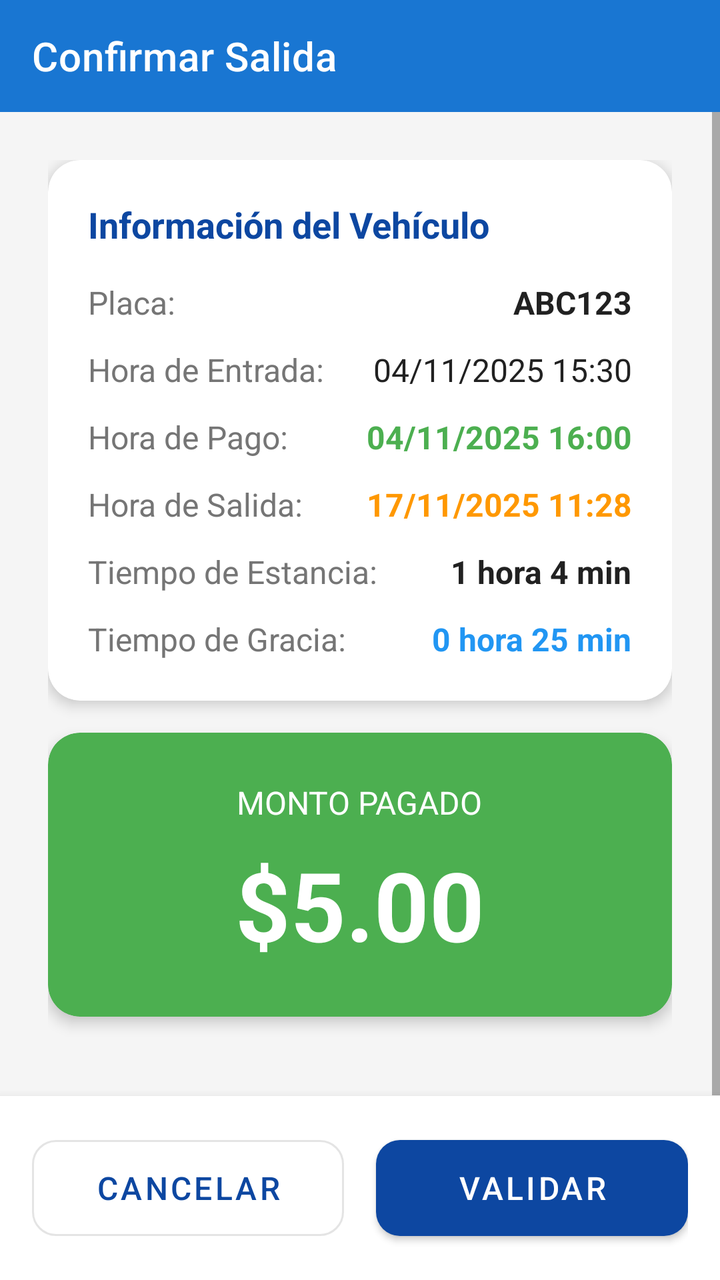
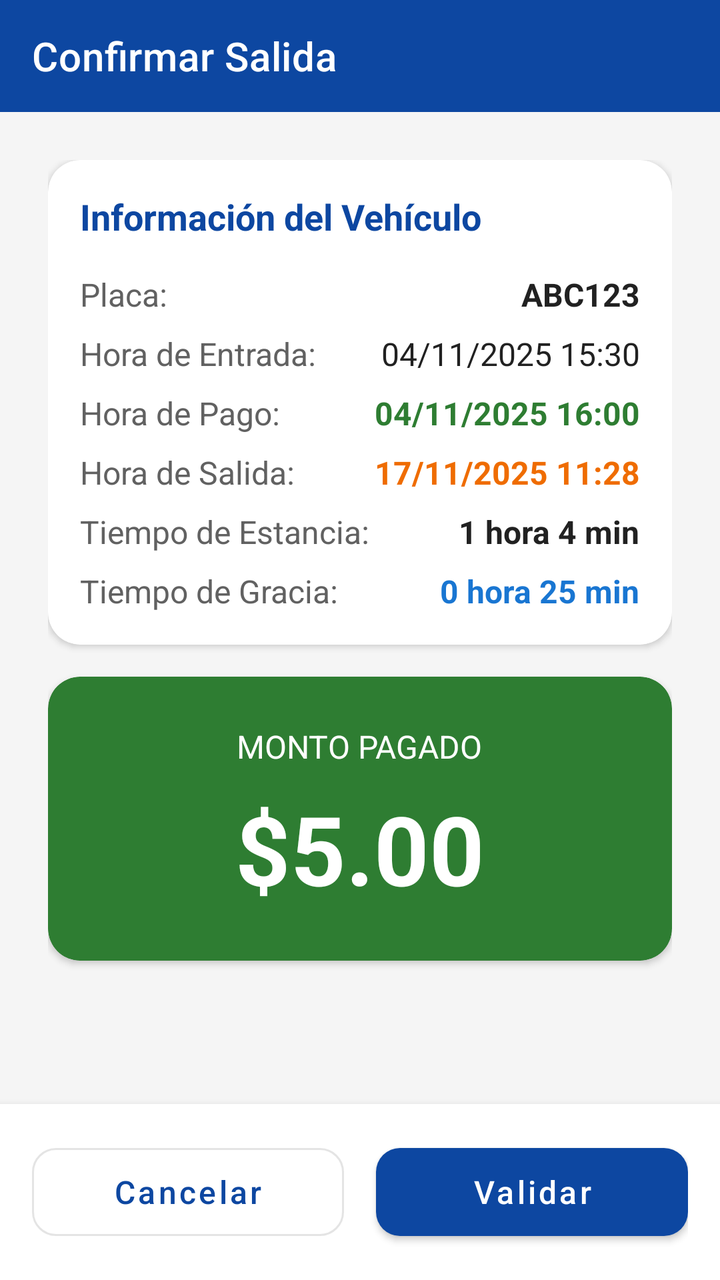

An Android layout rendered at two revisions. The XML below is the earlier revision; the diff shows what the commit changed to produce the second picture.
<!-- AndroidManifest.xml: application theme Theme.ParqueoIoT -->
<!-- res/layout/activity_salida_confirmacion.xml -->
<?xml version="1.0" encoding="utf-8"?>
<LinearLayout xmlns:android="http://schemas.android.com/apk/res/android"
    xmlns:app="http://schemas.android.com/apk/res-auto"
    android:layout_width="match_parent"
    android:layout_height="match_parent"
    android:background="#F5F5F5"
    android:orientation="vertical">

    <com.google.android.material.appbar.AppBarLayout
        android:layout_width="match_parent"
        android:layout_height="wrap_content">

        <androidx.appcompat.widget.Toolbar
            android:id="@+id/toolbar"
            android:layout_width="match_parent"
            android:layout_height="?attr/actionBarSize"
            android:background="#1976D2"
            app:title="Confirmar Salida"
            app:titleTextColor="@android:color/white" />
    </com.google.android.material.appbar.AppBarLayout>

    <ScrollView
        android:layout_width="match_parent"
        android:layout_height="0dp"
        android:layout_weight="1"
        android:fillViewport="true">

        <LinearLayout
            android:layout_width="match_parent"
            android:layout_height="wrap_content"
            android:orientation="vertical"
            android:padding="24dp">

            
            <com.google.android.material.card.MaterialCardView
                android:layout_width="match_parent"
                android:layout_height="wrap_content"
                android:layout_marginBottom="16dp"
                app:cardCornerRadius="16dp"
                app:cardElevation="4dp">

                <LinearLayout
                    android:layout_width="match_parent"
                    android:layout_height="wrap_content"
                    android:orientation="vertical"
                    android:padding="20dp">

                    <TextView
                        android:layout_width="wrap_content"
                        android:layout_height="wrap_content"
                        android:layout_marginBottom="16dp"
                        android:text="Información del Vehículo"
                        android:textColor="#0D47A1"
                        android:textSize="18sp"
                        android:textStyle="bold" />

                    
                    <LinearLayout
                        android:layout_width="match_parent"
                        android:layout_height="wrap_content"
                        android:layout_marginBottom="12dp"
                        android:orientation="horizontal">

                        <TextView
                            android:layout_width="0dp"
                            android:layout_height="wrap_content"
                            android:layout_weight="1"
                            android:text="Placa:"
                            android:textColor="#757575"
                            android:textSize="16sp" />

                        <TextView
                            android:id="@+id/tvPlaca"
                            android:layout_width="wrap_content"
                            android:layout_height="wrap_content"
                            android:text="ABC123"
                            android:textColor="#212121"
                            android:textSize="16sp"
                            android:textStyle="bold" />
                    </LinearLayout>

                    
                    <LinearLayout
                        android:layout_width="match_parent"
                        android:layout_height="wrap_content"
                        android:layout_marginBottom="12dp"
                        android:orientation="horizontal">

                        <TextView
                            android:layout_width="0dp"
                            android:layout_height="wrap_content"
                            android:layout_weight="1"
                            android:text="Hora de Entrada:"
                            android:textColor="#757575"
                            android:textSize="16sp" />

                        <TextView
                            android:id="@+id/tvFechaEntrada"
                            android:layout_width="wrap_content"
                            android:layout_height="wrap_content"
                            android:text="04/11/2025 15:30"
                            android:textColor="#212121"
                            android:textSize="16sp" />
                    </LinearLayout>

                    
                    <LinearLayout
                        android:layout_width="match_parent"
                        android:layout_height="wrap_content"
                        android:layout_marginBottom="12dp"
                        android:orientation="horizontal">

                        <TextView
                            android:layout_width="0dp"
                            android:layout_height="wrap_content"
                            android:layout_weight="1"
                            android:text="Hora de Pago:"
                            android:textColor="#757575"
                            android:textSize="16sp" />

                        <TextView
                            android:id="@+id/tvHoraPago"
                            android:layout_width="wrap_content"
                            android:layout_height="wrap_content"
                            android:text="04/11/2025 16:00"
                            android:textColor="#4CAF50"
                            android:textSize="16sp"
                            android:textStyle="bold" />
                    </LinearLayout>

                    
                    <LinearLayout
                        android:layout_width="match_parent"
                        android:layout_height="wrap_content"
                        android:layout_marginBottom="12dp"
                        android:orientation="horizontal">

                        <TextView
                            android:layout_width="0dp"
                            android:layout_height="wrap_content"
                            android:layout_weight="1"
                            android:text="Hora de Salida:"
                            android:textColor="#757575"
                            android:textSize="16sp" />

                        <TextView
                            android:id="@+id/tvHoraSalida"
                            android:layout_width="wrap_content"
                            android:layout_height="wrap_content"
                            android:text="17/11/2025 11:28"
                            android:textColor="#FF9800"
                            android:textSize="16sp"
                            android:textStyle="bold" />
                    </LinearLayout>

                    
                    <LinearLayout
                        android:layout_width="match_parent"
                        android:layout_height="wrap_content"
                        android:layout_marginBottom="12dp"
                        android:orientation="horizontal">

                        <TextView
                            android:layout_width="0dp"
                            android:layout_height="wrap_content"
                            android:layout_weight="1"
                            android:text="Tiempo de Estancia:"
                            android:textColor="#757575"
                            android:textSize="16sp" />

                        <TextView
                            android:id="@+id/tvTiempoEstancia"
                            android:layout_width="wrap_content"
                            android:layout_height="wrap_content"
                            android:text="1 hora 4 min"
                            android:textColor="#212121"
                            android:textSize="16sp"
                            android:textStyle="bold" />
                    </LinearLayout>

                    
                    <LinearLayout
                        android:layout_width="match_parent"
                        android:layout_height="wrap_content"
                        android:orientation="horizontal">

                        <TextView
                            android:layout_width="0dp"
                            android:layout_height="wrap_content"
                            android:layout_weight="1"
                            android:text="Tiempo de Gracia:"
                            android:textColor="#757575"
                            android:textSize="16sp" />

                        <TextView
                            android:id="@+id/tvTiempoGracia"
                            android:layout_width="wrap_content"
                            android:layout_height="wrap_content"
                            android:text="0 hora 25 min"
                            android:textColor="#2196F3"
                            android:textSize="16sp"
                            android:textStyle="bold" />
                    </LinearLayout>

                </LinearLayout>
            </com.google.android.material.card.MaterialCardView>

            
            <com.google.android.material.card.MaterialCardView
                android:id="@+id/cardMonto"
                android:layout_width="match_parent"
                android:layout_height="wrap_content"
                android:layout_marginBottom="16dp"
                app:cardBackgroundColor="#4CAF50"
                app:cardCornerRadius="16dp"
                app:cardElevation="4dp">

                <LinearLayout
                    android:layout_width="match_parent"
                    android:layout_height="wrap_content"
                    android:gravity="center"
                    android:orientation="vertical"
                    android:padding="24dp">

                    <TextView
                        android:id="@+id/tvTituloMonto"
                        android:layout_width="wrap_content"
                        android:layout_height="wrap_content"
                        android:layout_marginBottom="8dp"
                        android:text="MONTO PAGADO"
                        android:textColor="@android:color/white"
                        android:textSize="16sp" />

                    <TextView
                        android:id="@+id/tvMonto"
                        android:layout_width="wrap_content"
                        android:layout_height="wrap_content"
                        android:text="$5.00"
                        android:textColor="@android:color/white"
                        android:textSize="48sp"
                        android:textStyle="bold" />
                </LinearLayout>
            </com.google.android.material.card.MaterialCardView>

            
            <TextView
                android:id="@+id/tvMensajeEstado"
                android:layout_width="match_parent"
                android:layout_height="wrap_content"
                android:layout_marginBottom="16dp"
                android:padding="16dp"
                android:text="✓ Proceda a validar la salida"
                android:textAlignment="center"
                android:textColor="@android:color/holo_blue_dark"
                android:textSize="16sp"
                android:textStyle="bold"
                android:visibility="gone" />

        </LinearLayout>
    </ScrollView>

    
    <LinearLayout
        android:layout_width="match_parent"
        android:layout_height="wrap_content"
        android:background="@android:color/white"
        android:elevation="8dp"
        android:orientation="horizontal"
        android:padding="16dp">

        <com.google.android.material.button.MaterialButton
            android:id="@+id/btnCancelar"
            style="@style/Widget.MaterialComponents.Button.OutlinedButton"
            android:layout_width="0dp"
            android:layout_height="60dp"
            android:layout_marginEnd="8dp"
            android:layout_weight="1"
            android:text="Cancelar"
            android:textSize="16sp"
            app:cornerRadius="12dp" />

        <com.google.android.material.button.MaterialButton
            android:id="@+id/btnConfirmar"
            android:layout_width="0dp"
            android:layout_height="60dp"
            android:layout_marginStart="8dp"
            android:layout_weight="1"
            android:text="VALIDAR"
            android:textSize="16sp"
            app:cornerRadius="12dp" />
    </LinearLayout>
</LinearLayout>
<!-- resources referenced by this layout -->
<resources>
  <style name="Theme.ParqueoIoT" parent="Theme.MaterialComponents.Light.NoActionBar">
          <item name="colorPrimary">@color/brand_primary</item>
          <item name="colorPrimaryVariant">@color/brand_primary_dark</item>
          <item name="colorOnPrimary">@color/on_primary</item>
  
          <item name="colorSecondary">@color/brand_primary_light</item>
          <item name="colorSecondaryVariant">@color/brand_primary</item>
          <item name="colorOnSecondary">@color/on_primary</item>
  
          <item name="android:colorBackground">@color/surface_background</item>
          <item name="colorSurface">@color/surface_card</item>
          <item name="colorOnSurface">@color/text_primary</item>
          <item name="colorError">@color/status_danger</item>
  
          <item name="android:statusBarColor">@color/brand_primary_dark</item>
      </style>
  <color name="brand_primary">#0D47A1</color>
  <color name="brand_primary_dark">#09315F</color>
  <color name="on_primary">#FFFFFF</color>
  <color name="brand_primary_light">#1976D2</color>
  <color name="surface_background">#F5F5F5</color>
  <color name="surface_card">#FFFFFF</color>
  <color name="text_primary">#212121</color>
  <color name="status_danger">#C62828</color>
</resources>

<!-- the commit's change to res/layout/activity_salida_confirmacion.xml (unified diff, before → after) -->
@@ -3,7 +3,7 @@
     xmlns:app="http://schemas.android.com/apk/res-auto"
     android:layout_width="match_parent"
     android:layout_height="match_parent"
-    android:background="#F5F5F5"
+    android:background="@color/surface_background"
     android:orientation="vertical">
 
     <com.google.android.material.appbar.AppBarLayout
@@ -14,9 +14,9 @@
             android:id="@+id/toolbar"
             android:layout_width="match_parent"
             android:layout_height="?attr/actionBarSize"
-            android:background="#1976D2"
+            android:background="@color/brand_primary"
             app:title="Confirmar Salida"
-            app:titleTextColor="@android:color/white" />
+            app:titleTextColor="@color/text_on_primary" />
     </com.google.android.material.appbar.AppBarLayout>
 
     <ScrollView
@@ -29,36 +29,35 @@
             android:layout_width="match_parent"
             android:layout_height="wrap_content"
             android:orientation="vertical"
-            android:padding="24dp">
+            android:padding="@dimen/space_lg">
 
             
             <com.google.android.material.card.MaterialCardView
                 android:layout_width="match_parent"
                 android:layout_height="wrap_content"
-                android:layout_marginBottom="16dp"
-                app:cardCornerRadius="16dp"
-                app:cardElevation="4dp">
+                android:layout_marginBottom="@dimen/space_md"
+                app:cardCornerRadius="@dimen/radius_lg"
+                app:cardElevation="@dimen/elevation_card">
 
                 <LinearLayout
                     android:layout_width="match_parent"
                     android:layout_height="wrap_content"
                     android:orientation="vertical"
-                    android:padding="20dp">
+                    android:padding="@dimen/space_md">
 
                     <TextView
                         android:layout_width="wrap_content"
                         android:layout_height="wrap_content"
-                        android:layout_marginBottom="16dp"
+                        android:layout_marginBottom="@dimen/space_md"
                         android:text="Información del Vehículo"
-                        android:textColor="#0D47A1"
+                        android:textColor="@color/brand_primary"
                         android:textSize="18sp"
                         android:textStyle="bold" />
 
-                    
-                    <LinearLayout
-                        android:layout_width="match_parent"
-                        android:layout_height="wrap_content"
-                        android:layout_marginBottom="12dp"
+                    <LinearLayout
+                        android:layout_width="match_parent"
+                        android:layout_height="wrap_content"
+                        android:layout_marginBottom="@dimen/space_sm"
                         android:orientation="horizontal">
 
                         <TextView
@@ -66,7 +65,7 @@
                             android:layout_height="wrap_content"
                             android:layout_weight="1"
                             android:text="Placa:"
-                            android:textColor="#757575"
+                            android:textColor="@color/text_secondary"
                             android:textSize="16sp" />
 
                         <TextView
@@ -74,16 +73,15 @@
                             android:layout_width="wrap_content"
                             android:layout_height="wrap_content"
                             android:text="ABC123"
-                            android:textColor="#212121"
-                            android:textSize="16sp"
-                            android:textStyle="bold" />
-                    </LinearLayout>
-
-                    
-                    <LinearLayout
-                        android:layout_width="match_parent"
-                        android:layout_height="wrap_content"
-                        android:layout_marginBottom="12dp"
+                            android:textColor="@color/text_primary"
+                            android:textSize="16sp"
+                            android:textStyle="bold" />
+                    </LinearLayout>
+
+                    <LinearLayout
+                        android:layout_width="match_parent"
+                        android:layout_height="wrap_content"
+                        android:layout_marginBottom="@dimen/space_sm"
                         android:orientation="horizontal">
 
                         <TextView
@@ -91,7 +89,7 @@
                             android:layout_height="wrap_content"
                             android:layout_weight="1"
                             android:text="Hora de Entrada:"
-                            android:textColor="#757575"
+                            android:textColor="@color/text_secondary"
                             android:textSize="16sp" />
 
                         <TextView
@@ -99,15 +97,14 @@
                             android:layout_width="wrap_content"
                             android:layout_height="wrap_content"
                             android:text="04/11/2025 15:30"
-                            android:textColor="#212121"
-                            android:textSize="16sp" />
-                    </LinearLayout>
-
-                    
-                    <LinearLayout
-                        android:layout_width="match_parent"
-                        android:layout_height="wrap_content"
-                        android:layout_marginBottom="12dp"
+                            android:textColor="@color/text_primary"
+                            android:textSize="16sp" />
+                    </LinearLayout>
+
+                    <LinearLayout
+                        android:layout_width="match_parent"
+                        android:layout_height="wrap_content"
+                        android:layout_marginBottom="@dimen/space_sm"
                         android:orientation="horizontal">
 
                         <TextView
@@ -115,7 +112,7 @@
                             android:layout_height="wrap_content"
                             android:layout_weight="1"
                             android:text="Hora de Pago:"
-                            android:textColor="#757575"
+                            android:textColor="@color/text_secondary"
                             android:textSize="16sp" />
 
                         <TextView
@@ -123,16 +120,15 @@
                             android:layout_width="wrap_content"
                             android:layout_height="wrap_content"
                             android:text="04/11/2025 16:00"
-                            android:textColor="#4CAF50"
-                            android:textSize="16sp"
-                            android:textStyle="bold" />
-                    </LinearLayout>
-
-                    
-                    <LinearLayout
-                        android:layout_width="match_parent"
-                        android:layout_height="wrap_content"
-                        android:layout_marginBottom="12dp"
+                            android:textColor="@color/status_success"
+                            android:textSize="16sp"
+                            android:textStyle="bold" />
+                    </LinearLayout>
+
+                    <LinearLayout
+                        android:layout_width="match_parent"
+                        android:layout_height="wrap_content"
+                        android:layout_marginBottom="@dimen/space_sm"
                         android:orientation="horizontal">
 
                         <TextView
@@ -140,7 +136,7 @@
                             android:layout_height="wrap_content"
                             android:layout_weight="1"
                             android:text="Hora de Salida:"
-                            android:textColor="#757575"
+                            android:textColor="@color/text_secondary"
                             android:textSize="16sp" />
 
                         <TextView
@@ -148,16 +144,15 @@
                             android:layout_width="wrap_content"
                             android:layout_height="wrap_content"
                             android:text="17/11/2025 11:28"
-                            android:textColor="#FF9800"
-                            android:textSize="16sp"
-                            android:textStyle="bold" />
-                    </LinearLayout>
-
-                    
-                    <LinearLayout
-                        android:layout_width="match_parent"
-                        android:layout_height="wrap_content"
-                        android:layout_marginBottom="12dp"
+                            android:textColor="@color/status_warning"
+                            android:textSize="16sp"
+                            android:textStyle="bold" />
+                    </LinearLayout>
+
+                    <LinearLayout
+                        android:layout_width="match_parent"
+                        android:layout_height="wrap_content"
+                        android:layout_marginBottom="@dimen/space_sm"
                         android:orientation="horizontal">
 
                         <TextView
@@ -165,7 +160,7 @@
                             android:layout_height="wrap_content"
                             android:layout_weight="1"
                             android:text="Tiempo de Estancia:"
-                            android:textColor="#757575"
+                            android:textColor="@color/text_secondary"
                             android:textSize="16sp" />
 
                         <TextView
@@ -173,12 +168,11 @@
                             android:layout_width="wrap_content"
                             android:layout_height="wrap_content"
                             android:text="1 hora 4 min"
-                            android:textColor="#212121"
-                            android:textSize="16sp"
-                            android:textStyle="bold" />
-                    </LinearLayout>
-
-                    
+                            android:textColor="@color/text_primary"
+                            android:textSize="16sp"
+                            android:textStyle="bold" />
+                    </LinearLayout>
+
                     <LinearLayout
                         android:layout_width="match_parent"
                         android:layout_height="wrap_content"
@@ -189,7 +183,7 @@
                             android:layout_height="wrap_content"
                             android:layout_weight="1"
                             android:text="Tiempo de Gracia:"
-                            android:textColor="#757575"
+                            android:textColor="@color/text_secondary"
                             android:textSize="16sp" />
 
                         <TextView
@@ -197,7 +191,7 @@
                             android:layout_width="wrap_content"
                             android:layout_height="wrap_content"
                             android:text="0 hora 25 min"
-                            android:textColor="#2196F3"
+                            android:textColor="@color/brand_primary_light"
                             android:textSize="16sp"
                             android:textStyle="bold" />
                     </LinearLayout>
@@ -210,25 +204,25 @@
                 android:id="@+id/cardMonto"
                 android:layout_width="match_parent"
                 android:layout_height="wrap_content"
-                android:layout_marginBottom="16dp"
-                app:cardBackgroundColor="#4CAF50"
-                app:cardCornerRadius="16dp"
-                app:cardElevation="4dp">
+                android:layout_marginBottom="@dimen/space_md"
+                app:cardBackgroundColor="@color/status_success"
+                app:cardCornerRadius="@dimen/radius_lg"
+                app:cardElevation="@dimen/elevation_card">
 
                 <LinearLayout
                     android:layout_width="match_parent"
                     android:layout_height="wrap_content"
                     android:gravity="center"
                     android:orientation="vertical"
-                    android:padding="24dp">
+                    android:padding="@dimen/space_lg">
 
                     <TextView
                         android:id="@+id/tvTituloMonto"
                         android:layout_width="wrap_content"
                         android:layout_height="wrap_content"
-                        android:layout_marginBottom="8dp"
+                        android:layout_marginBottom="@dimen/space_sm"
                         android:text="MONTO PAGADO"
-                        android:textColor="@android:color/white"
+                        android:textColor="@color/text_on_primary"
                         android:textSize="16sp" />
 
                     <TextView
@@ -236,7 +230,7 @@
                         android:layout_width="wrap_content"
                         android:layout_height="wrap_content"
                         android:text="$5.00"
-                        android:textColor="@android:color/white"
+                        android:textColor="@color/text_on_primary"
                         android:textSize="48sp"
                         android:textStyle="bold" />
                 </LinearLayout>
@@ -247,11 +241,11 @@
                 android:id="@+id/tvMensajeEstado"
                 android:layout_width="match_parent"
                 android:layout_height="wrap_content"
-                android:layout_marginBottom="16dp"
-                android:padding="16dp"
+                android:layout_marginBottom="@dimen/space_md"
+                android:padding="@dimen/space_md"
                 android:text="✓ Proceda a validar la salida"
                 android:textAlignment="center"
-                android:textColor="@android:color/holo_blue_dark"
+                android:textColor="@color/brand_primary"
                 android:textSize="16sp"
                 android:textStyle="bold"
                 android:visibility="gone" />
@@ -263,30 +257,32 @@
     <LinearLayout
         android:layout_width="match_parent"
         android:layout_height="wrap_content"
-        android:background="@android:color/white"
-        android:elevation="8dp"
+        android:background="@color/surface_card"
+        android:elevation="@dimen/elevation_card_raised"
         android:orientation="horizontal"
-        android:padding="16dp">
+        android:padding="@dimen/space_md">
 
         <com.google.android.material.button.MaterialButton
             android:id="@+id/btnCancelar"
             style="@style/Widget.MaterialComponents.Button.OutlinedButton"
             android:layout_width="0dp"
-            android:layout_height="60dp"
-            android:layout_marginEnd="8dp"
+            android:layout_height="56dp"
+            android:layout_marginEnd="@dimen/space_sm"
             android:layout_weight="1"
             android:text="Cancelar"
-            android:textSize="16sp"
-            app:cornerRadius="12dp" />
+            android:textAllCaps="false"
+            android:textSize="@dimen/text_body"
+            app:cornerRadius="@dimen/radius_md" />
 
         <com.google.android.material.button.MaterialButton
             android:id="@+id/btnConfirmar"
             android:layout_width="0dp"
-            android:layout_height="60dp"
-            android:layout_marginStart="8dp"
+            android:layout_height="56dp"
+            android:layout_marginStart="@dimen/space_sm"
             android:layout_weight="1"
-            android:text="VALIDAR"
-            android:textSize="16sp"
-            app:cornerRadius="12dp" />
+            android:text="Validar"
+            android:textAllCaps="false"
+            android:textSize="@dimen/text_body"
+            app:cornerRadius="@dimen/radius_md" />
     </LinearLayout>
 </LinearLayout>
<!-- resource entries referenced after the edit -->
@@ -1,5 +1,22 @@
 <!-- resources referenced by this layout -->
 <resources>
+  <color name="brand_primary">#0D47A1</color>
+  <color name="brand_primary_light">#1976D2</color>
+  <color name="status_success">#2E7D32</color>
+  <color name="status_warning">#EF6C00</color>
+  <color name="surface_background">#F5F5F5</color>
+  <color name="surface_card">#FFFFFF</color>
+  <color name="text_on_primary">#FFFFFF</color>
+  <color name="text_primary">#212121</color>
+  <color name="text_secondary">#616161</color>
+  <dimen name="elevation_card">2dp</dimen>
+  <dimen name="elevation_card_raised">6dp</dimen>
+  <dimen name="radius_lg">16dp</dimen>
+  <dimen name="radius_md">12dp</dimen>
+  <dimen name="space_lg">24dp</dimen>
+  <dimen name="space_md">16dp</dimen>
+  <dimen name="space_sm">8dp</dimen>
+  <dimen name="text_body">16sp</dimen>
   <style name="Theme.ParqueoIoT" parent="Theme.MaterialComponents.Light.NoActionBar">
           <item name="colorPrimary">@color/brand_primary</item>
           <item name="colorPrimaryVariant">@color/brand_primary_dark</item>
@@ -16,13 +33,8 @@
   
           <item name="android:statusBarColor">@color/brand_primary_dark</item>
       </style>
-  <color name="brand_primary">#0D47A1</color>
   <color name="brand_primary_dark">#09315F</color>
   <color name="on_primary">#FFFFFF</color>
-  <color name="brand_primary_light">#1976D2</color>
-  <color name="surface_background">#F5F5F5</color>
-  <color name="surface_card">#FFFFFF</color>
-  <color name="text_primary">#212121</color>
   <color name="status_danger">#C62828</color>
 </resources>
 
